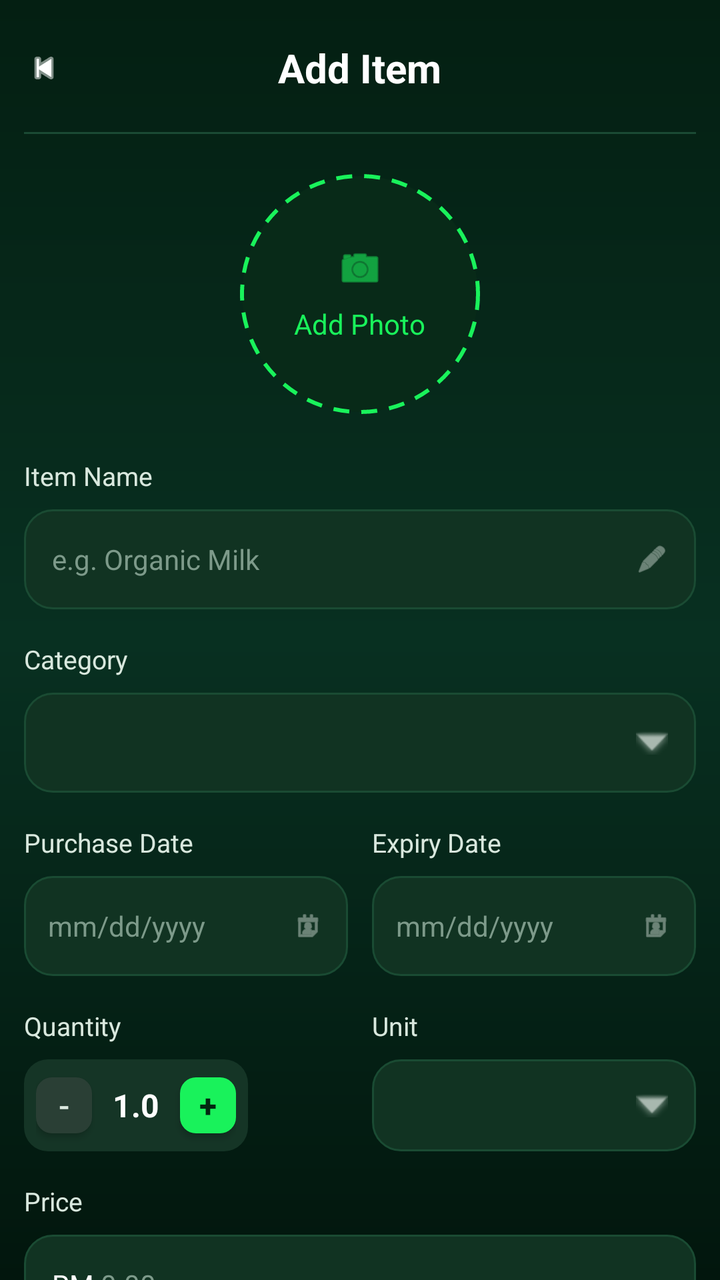
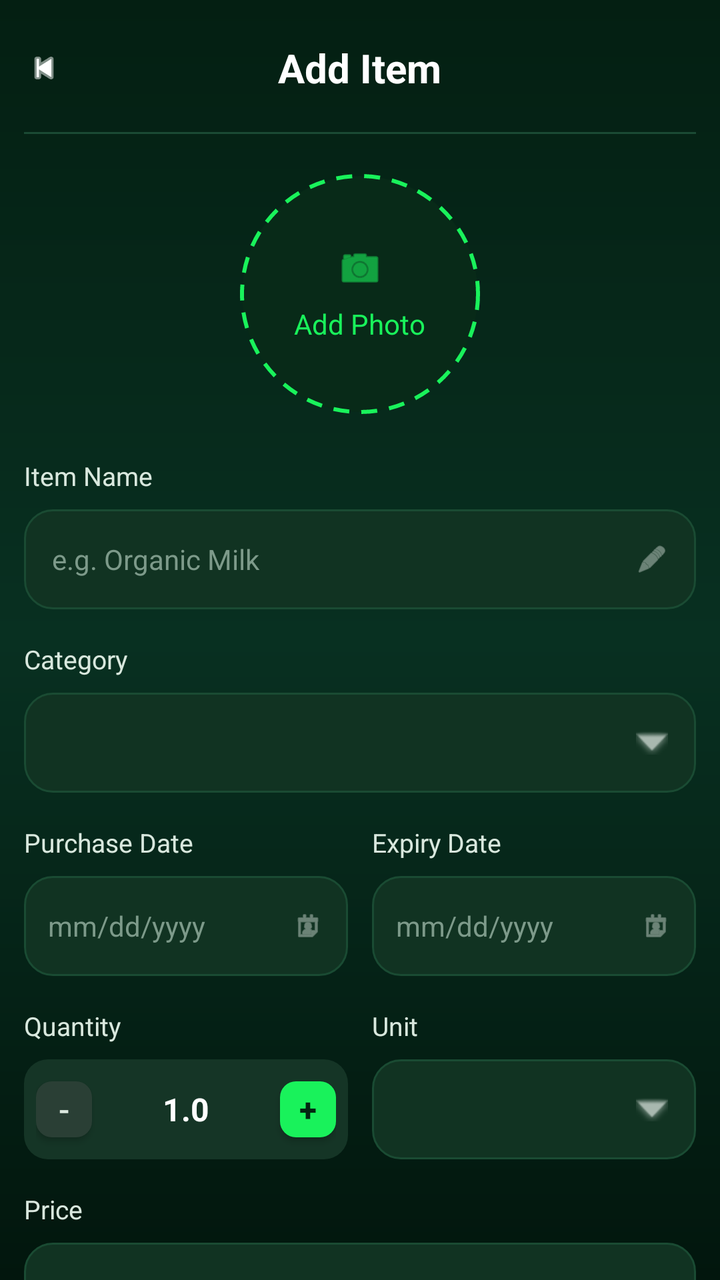

Two renders of the same Android screen: before a commit and after it. Below are the layout's source before the change and the commit's diff.
<!-- AndroidManifest.xml: application theme Theme.MobileGroup -->
<!-- res/layout/activity_add_edit_ingredient.xml -->
<?xml version="1.0" encoding="utf-8"?>
<ScrollView xmlns:android="http://schemas.android.com/apk/res/android"
    xmlns:app="http://schemas.android.com/apk/res-auto"
    android:layout_width="match_parent"
    android:layout_height="match_parent"
    android:background="@drawable/bg_dashboard"
    android:fillViewport="true"
    android:scrollbars="none">

    <LinearLayout
        android:layout_width="match_parent"
        android:layout_height="wrap_content"
        android:orientation="vertical"
        android:paddingStart="12dp"
        android:paddingTop="16dp"
        android:paddingEnd="12dp"
        android:paddingBottom="24dp">

        <RelativeLayout
            android:layout_width="match_parent"
            android:layout_height="wrap_content"
            android:minHeight="36dp">

            <ImageView
                android:id="@+id/btnBack"
                android:layout_width="20dp"
                android:layout_height="20dp"
                android:layout_centerVertical="true"
                android:src="@android:drawable/ic_media_previous"
                app:tint="#FFFFFF" />

            <TextView
                android:id="@+id/tvTitle"
                android:layout_width="wrap_content"
                android:layout_height="wrap_content"
                android:layout_centerInParent="true"
                android:text="Add Item"
                android:textColor="#FFFFFF"
                android:textSize="20sp"
                android:textStyle="bold" />
        </RelativeLayout>

        <View
            android:layout_width="match_parent"
            android:layout_height="1dp"
            android:layout_marginTop="14dp"
            android:background="#1B4A34" />

        <LinearLayout
            android:id="@+id/btnAddPhoto"
            android:layout_width="120dp"
            android:layout_height="120dp"
            android:layout_gravity="center_horizontal"
            android:layout_marginTop="20dp"
            android:background="@drawable/bg_add_photo_circle"
            android:gravity="center"
            android:orientation="vertical">

            <ImageView
                android:layout_width="24dp"
                android:layout_height="24dp"
                android:src="@android:drawable/ic_menu_camera"
                app:tint="#19F25B" />

            <TextView
                android:layout_width="wrap_content"
                android:layout_height="wrap_content"
                android:layout_marginTop="6dp"
                android:text="Add Photo"
                android:textColor="#19F25B"
                android:textSize="14sp" />
        </LinearLayout>

        <TextView
            android:layout_width="wrap_content"
            android:layout_height="wrap_content"
            android:layout_marginTop="22dp"
            android:text="Item Name"
            android:textColor="#D9E8DE"
            android:textSize="13sp" />

        <LinearLayout
            android:layout_width="match_parent"
            android:layout_height="50dp"
            android:layout_marginTop="8dp"
            android:background="@drawable/bg_input_rounded"
            android:gravity="center_vertical"
            android:orientation="horizontal"
            android:paddingStart="14dp"
            android:paddingEnd="14dp">

            <EditText
                android:id="@+id/etItemName"
                android:layout_width="0dp"
                android:layout_height="wrap_content"
                android:layout_weight="1"
                android:background="@android:color/transparent"
                android:hint="e.g. Organic Milk"
                android:textColor="#FFFFFF"
                android:textColorHint="#7D9A8A"
                android:textSize="14sp" />

            <ImageView
                android:layout_width="16dp"
                android:layout_height="16dp"
                android:src="@android:drawable/ic_menu_edit"
                app:tint="#A8B8AF" />
        </LinearLayout>

        <TextView
            android:layout_width="wrap_content"
            android:layout_height="wrap_content"
            android:layout_marginTop="16dp"
            android:text="Category"
            android:textColor="#D9E8DE"
            android:textSize="13sp" />

        <RelativeLayout
            android:layout_width="match_parent"
            android:layout_height="50dp"
            android:layout_marginTop="8dp"
            android:background="@drawable/bg_input_rounded"
            android:gravity="center_vertical">

            <Spinner
                android:id="@+id/spinnerCategory"
                android:layout_width="match_parent"
                android:layout_height="match_parent"
                android:background="@android:color/transparent"
                android:paddingStart="12dp"
                android:paddingEnd="36dp"
                android:spinnerMode="dropdown" />

            <ImageView
                android:layout_width="16dp"
                android:layout_height="16dp"
                android:layout_alignParentEnd="true"
                android:layout_centerVertical="true"
                android:layout_marginEnd="14dp"
                android:src="@android:drawable/arrow_down_float"
                app:tint="#A8B8AF" />
        </RelativeLayout>

        <LinearLayout
            android:layout_width="match_parent"
            android:layout_height="wrap_content"
            android:layout_marginTop="16dp"
            android:orientation="horizontal"
            android:weightSum="2">

            <LinearLayout
                android:layout_width="0dp"
                android:layout_height="wrap_content"
                android:layout_weight="1"
                android:layout_marginEnd="6dp"
                android:orientation="vertical">

                <TextView
                    android:layout_width="wrap_content"
                    android:layout_height="wrap_content"
                    android:text="Purchase Date"
                    android:textColor="#D9E8DE"
                    android:textSize="13sp" />

                <LinearLayout
                    android:layout_width="match_parent"
                    android:layout_height="50dp"
                    android:layout_marginTop="8dp"
                    android:background="@drawable/bg_input_rounded"
                    android:gravity="center_vertical"
                    android:orientation="horizontal"
                    android:paddingStart="12dp"
                    android:paddingEnd="12dp">

                    <EditText
                        android:id="@+id/etPurchaseDate"
                        android:layout_width="0dp"
                        android:layout_height="wrap_content"
                        android:layout_weight="1"
                        android:background="@android:color/transparent"
                        android:clickable="true"
                        android:focusable="false"
                        android:hint="mm/dd/yyyy"
                        android:textColor="#FFFFFF"
                        android:textColorHint="#7D9A8A"
                        android:textSize="14sp" />

                    <ImageView
                        android:layout_width="16dp"
                        android:layout_height="16dp"
                        android:src="@android:drawable/ic_menu_my_calendar"
                        app:tint="#A8B8AF" />
                </LinearLayout>
            </LinearLayout>

            <LinearLayout
                android:layout_width="0dp"
                android:layout_height="wrap_content"
                android:layout_weight="1"
                android:layout_marginStart="6dp"
                android:orientation="vertical">

                <TextView
                    android:layout_width="wrap_content"
                    android:layout_height="wrap_content"
                    android:text="Expiry Date"
                    android:textColor="#D9E8DE"
                    android:textSize="13sp" />

                <LinearLayout
                    android:layout_width="match_parent"
                    android:layout_height="50dp"
                    android:layout_marginTop="8dp"
                    android:background="@drawable/bg_input_rounded"
                    android:gravity="center_vertical"
                    android:orientation="horizontal"
                    android:paddingStart="12dp"
                    android:paddingEnd="12dp">

                    <EditText
                        android:id="@+id/etExpiryDate"
                        android:layout_width="0dp"
                        android:layout_height="wrap_content"
                        android:layout_weight="1"
                        android:background="@android:color/transparent"
                        android:clickable="true"
                        android:focusable="false"
                        android:hint="mm/dd/yyyy"
                        android:textColor="#FFFFFF"
                        android:textColorHint="#7D9A8A"
                        android:textSize="14sp" />

                    <ImageView
                        android:layout_width="16dp"
                        android:layout_height="16dp"
                        android:src="@android:drawable/ic_menu_my_calendar"
                        app:tint="#A8B8AF" />
                </LinearLayout>
            </LinearLayout>
        </LinearLayout>

        
        <LinearLayout
            android:layout_width="match_parent"
            android:layout_height="wrap_content"
            android:layout_marginTop="16dp"
            android:orientation="horizontal"
            android:weightSum="1">

            
            <LinearLayout
                android:layout_width="0dp"
                android:layout_height="wrap_content"
                android:layout_weight="0.5"
                android:orientation="vertical">

                <TextView
                    android:layout_width="wrap_content"
                    android:layout_height="wrap_content"
                    android:text="Quantity"
                    android:textColor="#D9E8DE"
                    android:textSize="13sp" />

                <LinearLayout
                    android:layout_width="112dp"
                    android:layout_height="46dp"
                    android:layout_marginTop="8dp"
                    android:background="@drawable/bg_quantity_container"
                    android:gravity="center_vertical"
                    android:orientation="horizontal"
                    android:paddingStart="6dp"
                    android:paddingEnd="6dp">

                    <androidx.appcompat.widget.AppCompatButton
                        android:id="@+id/btnMinus"
                        android:layout_width="28dp"
                        android:layout_height="28dp"
                        android:background="@drawable/bg_quantity_minus"
                        android:insetTop="0dp"
                        android:insetBottom="0dp"
                        android:minWidth="0dp"
                        android:minHeight="0dp"
                        android:padding="0dp"
                        android:text="-"
                        android:textAllCaps="false"
                        android:textColor="#DCE9E0"
                        android:textSize="16sp" />

                    <TextView
                        android:id="@+id/tvQuantity"
                        android:layout_width="0dp"
                        android:layout_height="wrap_content"
                        android:layout_weight="1"
                        android:gravity="center"
                        android:text="1.0"
                        android:textColor="#FFFFFF"
                        android:textSize="16sp"
                        android:textStyle="bold" />

                    <androidx.appcompat.widget.AppCompatButton
                        android:id="@+id/btnPlus"
                        android:layout_width="28dp"
                        android:layout_height="28dp"
                        android:background="@drawable/bg_quantity_plus"
                        android:insetTop="0dp"
                        android:insetBottom="0dp"
                        android:minWidth="0dp"
                        android:minHeight="0dp"
                        android:padding="0dp"
                        android:text="+"
                        android:textAllCaps="false"
                        android:textColor="#032611"
                        android:textSize="16sp"
                        android:textStyle="bold" />
                </LinearLayout>
            </LinearLayout>

            
            <LinearLayout
                android:layout_width="0dp"
                android:layout_height="wrap_content"
                android:layout_weight="0.5"
                android:layout_marginStart="12dp"
                android:orientation="vertical">

                <TextView
                    android:layout_width="wrap_content"
                    android:layout_height="wrap_content"
                    android:text="Unit"
                    android:textColor="#D9E8DE"
                    android:textSize="13sp" />

                <RelativeLayout
                    android:layout_width="match_parent"
                    android:layout_height="46dp"
                    android:layout_marginTop="8dp"
                    android:background="@drawable/bg_input_rounded"
                    android:gravity="center_vertical">

                    <Spinner
                        android:id="@+id/spinnerUnit"
                        android:layout_width="match_parent"
                        android:layout_height="match_parent"
                        android:background="@android:color/transparent"
                        android:paddingStart="12dp"
                        android:paddingEnd="36dp"
                        android:spinnerMode="dropdown" />

                    <ImageView
                        android:layout_width="16dp"
                        android:layout_height="16dp"
                        android:layout_alignParentEnd="true"
                        android:layout_centerVertical="true"
                        android:layout_marginEnd="14dp"
                        android:src="@android:drawable/arrow_down_float"
                        app:tint="#A8B8AF" />
                </RelativeLayout>
            </LinearLayout>
        </LinearLayout>

        
        <TextView
            android:layout_width="wrap_content"
            android:layout_height="wrap_content"
            android:layout_marginTop="16dp"
            android:text="Price"
            android:textColor="#D9E8DE"
            android:textSize="13sp" />

        <LinearLayout
            android:layout_width="match_parent"
            android:layout_height="50dp"
            android:layout_marginTop="8dp"
            android:background="@drawable/bg_input_rounded"
            android:gravity="center_vertical"
            android:orientation="horizontal"
            android:paddingStart="14dp"
            android:paddingEnd="14dp">

            <TextView
                android:layout_width="wrap_content"
                android:layout_height="wrap_content"
                android:text="RM "
                android:textColor="#FFFFFF"
                android:textSize="14sp" />

            <EditText
                android:id="@+id/etPrice"
                android:layout_width="0dp"
                android:layout_height="wrap_content"
                android:layout_weight="1"
                android:background="@android:color/transparent"
                android:hint="0.00"
                android:textColor="#FFFFFF"
                android:textColorHint="#7D9A8A"
                android:inputType="numberDecimal"
                android:textSize="14sp" />
        </LinearLayout>

        <View
            android:layout_width="match_parent"
            android:layout_height="1dp"
            android:layout_marginTop="18dp"
            android:background="#1C4733" />

        <LinearLayout
            android:layout_width="match_parent"
            android:layout_height="wrap_content"
            android:layout_marginTop="16dp"
            android:gravity="center_vertical"
            android:orientation="horizontal">

            <ImageView
                android:layout_width="24dp"
                android:layout_height="24dp"
                android:src="@android:drawable/ic_lock_idle_alarm"
                app:tint="#19F25B" />

            <LinearLayout
                android:layout_width="0dp"
                android:layout_height="wrap_content"
                android:layout_marginStart="10dp"
                android:layout_weight="1"
                android:orientation="vertical">

                <TextView
                    android:layout_width="wrap_content"
                    android:layout_height="wrap_content"
                    android:text="Expiry Alert"
                    android:textColor="#FFFFFF"
                    android:textSize="16sp"
                    android:textStyle="bold" />

                <TextView
                    android:layout_width="wrap_content"
                    android:layout_height="wrap_content"
                    android:text="Notify 2 days before"
                    android:textColor="#7D9A8A"
                    android:textSize="12sp" />
            </LinearLayout>

            <Switch
                android:id="@+id/switchExpiryAlert"
                android:layout_width="wrap_content"
                android:layout_height="wrap_content"
                android:checked="true"
                android:thumbTint="#FFFFFF"
                android:trackTint="#19F25B" />
        </LinearLayout>

        <TextView
            android:layout_width="wrap_content"
            android:layout_height="wrap_content"
            android:layout_marginTop="20dp"
            android:text="Quick Tags"
            android:textColor="#D9E8DE"
            android:textSize="13sp" />

        <HorizontalScrollView
            android:layout_width="match_parent"
            android:layout_height="wrap_content"
            android:layout_marginTop="10dp"
            android:scrollbars="none">

            <LinearLayout
                android:layout_width="wrap_content"
                android:layout_height="wrap_content"
                android:orientation="horizontal">

                <TextView
                    android:id="@+id/tagFresh"
                    android:layout_width="wrap_content"
                    android:layout_height="wrap_content"
                    android:background="@drawable/bg_tag_selected"
                    android:paddingStart="14dp"
                    android:paddingTop="7dp"
                    android:paddingEnd="14dp"
                    android:paddingBottom="7dp"
                    android:text="Fresh"
                    android:textColor="#FFFFFF"
                    android:textSize="12sp" />

                <TextView
                    android:id="@+id/tagFrozen"
                    android:layout_width="wrap_content"
                    android:layout_height="wrap_content"
                    android:layout_marginStart="8dp"
                    android:background="@drawable/bg_tag_unselected"
                    android:paddingStart="14dp"
                    android:paddingTop="7dp"
                    android:paddingEnd="14dp"
                    android:paddingBottom="7dp"
                    android:text="Frozen"
                    android:textColor="#7D9A8A"
                    android:textSize="12sp" />

                <TextView
                    android:id="@+id/tagCanned"
                    android:layout_width="wrap_content"
                    android:layout_height="wrap_content"
                    android:layout_marginStart="8dp"
                    android:background="@drawable/bg_tag_unselected"
                    android:paddingStart="14dp"
                    android:paddingTop="7dp"
                    android:paddingEnd="14dp"
                    android:paddingBottom="7dp"
                    android:text="Canned"
                    android:textColor="#7D9A8A"
                    android:textSize="12sp" />

                <TextView
                    android:id="@+id/tagOpened"
                    android:layout_width="wrap_content"
                    android:layout_height="wrap_content"
                    android:layout_marginStart="8dp"
                    android:background="@drawable/bg_tag_unselected"
                    android:paddingStart="14dp"
                    android:paddingTop="7dp"
                    android:paddingEnd="14dp"
                    android:paddingBottom="7dp"
                    android:text="Opened"
                    android:textColor="#7D9A8A"
                    android:textSize="12sp" />
            </LinearLayout>
        </HorizontalScrollView>

        <androidx.appcompat.widget.AppCompatButton
            android:id="@+id/btnSave"
            android:layout_width="match_parent"
            android:layout_height="54dp"
            android:layout_marginTop="26dp"
            android:background="@drawable/bg_quick_add"
            android:insetTop="0dp"
            android:insetBottom="0dp"
            android:text="Save to Inventory"
            android:textAllCaps="false"
            android:textColor="#022710"
            android:textSize="17sp"
            android:textStyle="bold" />

    </LinearLayout>
</ScrollView>
<!-- resources referenced by this layout -->
<resources>
  <!-- drawable bg_add_photo_circle (drawable) -->
  <?xml version="1.0" encoding="utf-8"?>
  <shape xmlns:android="http://schemas.android.com/apk/res/android"
      android:shape="oval">
      <solid android:color="#082A18" />
      <stroke
          android:width="2dp"
          android:color="#19F25B"
          android:dashWidth="8dp"
          android:dashGap="6dp" />
  </shape>
  <!-- drawable bg_dashboard (drawable) -->
  <?xml version="1.0" encoding="utf-8"?>
  <shape xmlns:android="http://schemas.android.com/apk/res/android" android:shape="rectangle">
      <gradient
          android:angle="270"
          android:startColor="#041F12"
          android:centerColor="#083021"
          android:endColor="#02160D" />
  </shape>
  <!-- drawable bg_input_rounded (drawable) -->
  <?xml version="1.0" encoding="utf-8"?>
  <shape xmlns:android="http://schemas.android.com/apk/res/android"
      android:shape="rectangle">
      <corners android:radius="14dp" />
      <solid android:color="#113322" />
      <stroke
          android:width="1dp"
          android:color="#1A4B33" />
  </shape>
  <!-- drawable bg_quantity_container (drawable) -->
  <?xml version="1.0" encoding="utf-8"?>
  <shape xmlns:android="http://schemas.android.com/apk/res/android"
      android:shape="rectangle">
      <corners android:radius="12dp" />
      <solid android:color="#153526" />
  </shape>
  <!-- drawable bg_quantity_minus (drawable) -->
  <?xml version="1.0" encoding="utf-8"?>
  <shape xmlns:android="http://schemas.android.com/apk/res/android"
      android:shape="rectangle">
      <corners android:radius="8dp" />
      <solid android:color="#2A3F35" />
  </shape>
  <!-- drawable bg_quantity_plus (drawable) -->
  <?xml version="1.0" encoding="utf-8"?>
  <shape xmlns:android="http://schemas.android.com/apk/res/android"
      android:shape="rectangle">
      <corners android:radius="8dp" />
      <solid android:color="#19F25B" />
  </shape>
  <!-- drawable bg_quick_add (drawable) -->
  <?xml version="1.0" encoding="utf-8"?>
  <shape xmlns:android="http://schemas.android.com/apk/res/android" android:shape="rectangle">
      <corners android:radius="18dp" />
      <solid android:color="#14F25C" />
  </shape>
  <!-- drawable bg_tag_selected (drawable) -->
  <?xml version="1.0" encoding="utf-8"?>
  <shape xmlns:android="http://schemas.android.com/apk/res/android"
      android:shape="rectangle">
      <corners android:radius="18dp" />
      <solid android:color="#0F8E38" />
      <stroke
          android:width="1dp"
          android:color="#19F25B" />
  </shape>
  <!-- drawable bg_tag_unselected (drawable) -->
  <?xml version="1.0" encoding="utf-8"?>
  <shape xmlns:android="http://schemas.android.com/apk/res/android"
      android:shape="rectangle">
      <corners android:radius="18dp" />
      <solid android:color="#0B281A" />
      <stroke
          android:width="1dp"
          android:color="#204733" />
  </shape>
  <color name="green_primary">#4ADE80</color>
  <color name="green_dark">#166534</color>
  <color name="background">#0F1C0F</color>
  <color name="green_button">#22C55E</color>
  <color name="surface">#1A2E1A</color>
  <color name="text_primary">#FFFFFF</color>
  <color name="text_hint">#4D7A4D</color>
  <color name="green_dim">#2D4A2D</color>
  <style name="Theme.MobileGroup.AlertDialog" parent="ThemeOverlay.MaterialComponents.MaterialAlertDialog">
          <item name="android:background">@color/surface</item>
          <item name="colorOnSurface">@color/text_primary</item>
          <item name="colorPrimary">@color/green_primary</item>
      </style>
  <!-- unchanged entries left out for length: 1 -->
</resources>

<!-- the commit's change to res/layout/activity_add_edit_ingredient.xml (unified diff, before → after) -->
@@ -245,13 +245,14 @@
             android:layout_height="wrap_content"
             android:layout_marginTop="16dp"
             android:orientation="horizontal"
-            android:weightSum="1">
+            android:weightSum="2">
 
             
             <LinearLayout
                 android:layout_width="0dp"
                 android:layout_height="wrap_content"
-                android:layout_weight="0.5"
+                android:layout_weight="1"
+                android:layout_marginEnd="6dp"
                 android:orientation="vertical">
 
                 <TextView
@@ -262,8 +263,8 @@
                     android:textSize="13sp" />
 
                 <LinearLayout
-                    android:layout_width="112dp"
-                    android:layout_height="46dp"
+                    android:layout_width="match_parent"
+                    android:layout_height="50dp"
                     android:layout_marginTop="8dp"
                     android:background="@drawable/bg_quantity_container"
                     android:gravity="center_vertical"
@@ -319,8 +320,8 @@
             <LinearLayout
                 android:layout_width="0dp"
                 android:layout_height="wrap_content"
-                android:layout_weight="0.5"
-                android:layout_marginStart="12dp"
+                android:layout_weight="1"
+                android:layout_marginStart="6dp"
                 android:orientation="vertical">
 
                 <TextView
@@ -332,7 +333,7 @@
 
                 <RelativeLayout
                     android:layout_width="match_parent"
-                    android:layout_height="46dp"
+                    android:layout_height="50dp"
                     android:layout_marginTop="8dp"
                     android:background="@drawable/bg_input_rounded"
                     android:gravity="center_vertical">
